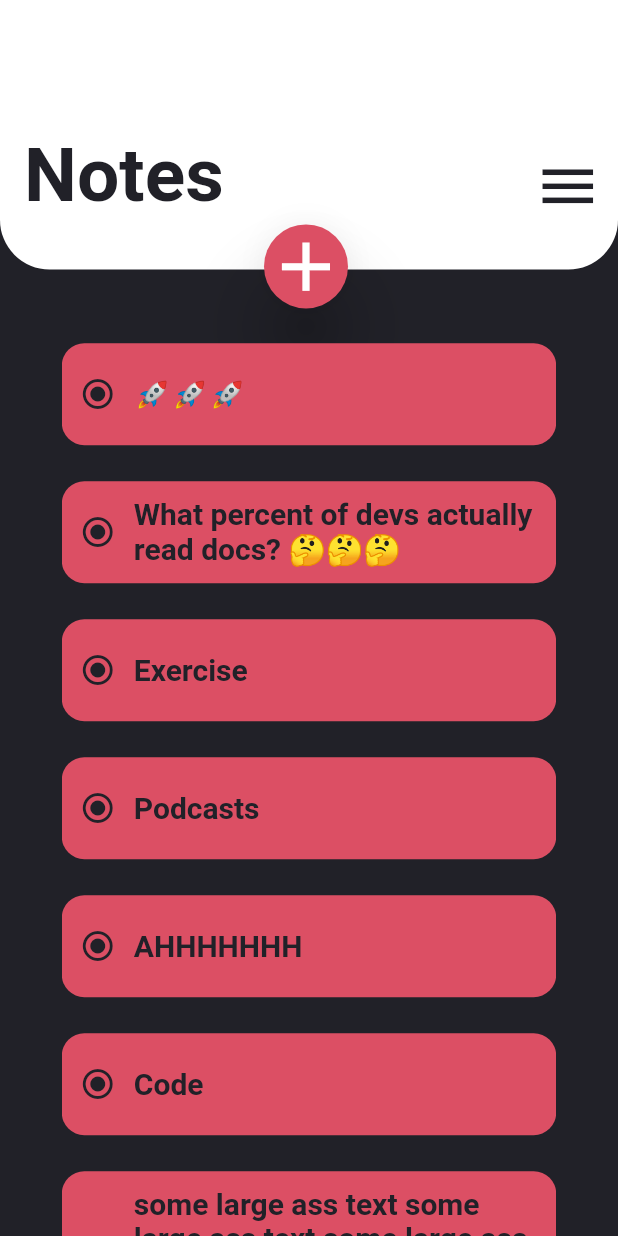
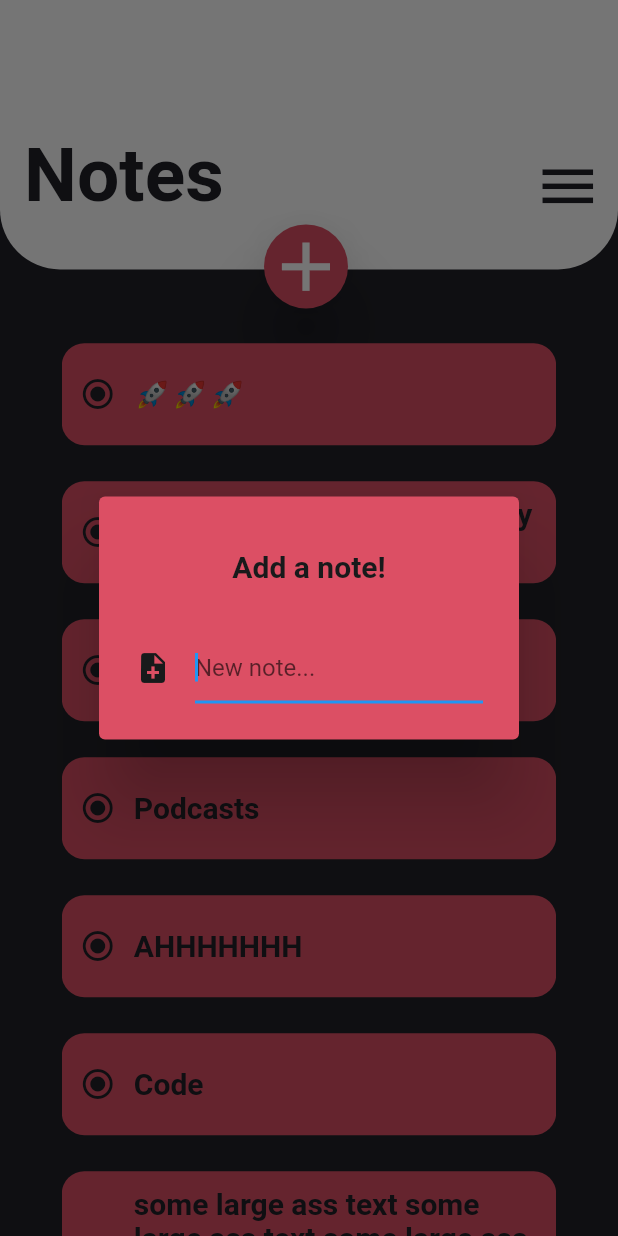
Before and after one commit to bug-author/iproductive-flutter, a Flutter app: the screen it shows after launch, after a tap on the "add" icon, on a phone screen of 412 x 824 dp. Run offline on Flutter 3.47's test engine with Material 2 defaults, Android fonts, the phone set to English and light mode, and no system bars.

Commit message:
working commit

```diff
--- a/lib/main.dart
+++ b/lib/main.dart
@@ -14,10 +14,13 @@ class MyApp extends StatelessWidget {
   Widget build(BuildContext context) {
     return MaterialApp(
       debugShowCheckedModeBanner: false,
-      title: 'Flutter Demo',
+      title: 'iProductive',
       theme: ThemeData(
         primaryColor: whiteClr,
         scaffoldBackgroundColor: greyClr,
+        colorScheme: ColorScheme.fromSwatch().copyWith(
+          secondary: darkGreyClr,
+        ),
       ),
       home: const HomePage(),
     );
--- a/lib/pages/home/home_page.dart
+++ b/lib/pages/home/home_page.dart
@@ -9,6 +9,7 @@ class HomePage extends StatelessWidget {
   @override
   Widget build(BuildContext context) {
     return Scaffold(
+      // ***************
       appBar: myAppBar(),
       body: const HomePageBody(),
     );
--- /dev/null
+++ b/lib/pages/home/new_note/new_note.dart
@@ -0,0 +1,10 @@
+import 'package:flutter/material.dart';
+
+class NewNote extends StatelessWidget {
+  const NewNote({Key? key}) : super(key: key);
+
+  @override
+  Widget build(BuildContext context) {
+    return Container();
+  }
+}
--- /dev/null
+++ b/lib/pages/home/new_note/utils/new_note_dialog.dart
@@ -0,0 +1,31 @@
+import 'package:flutter/material.dart';
+import 'package:iproductive/constants.dart';
+
+void newNoteDialog(BuildContext context) async {
+  await showDialog(
+    context: context,
+    builder: (_) => const AlertDialog(
+      backgroundColor: darkRedClr,
+      title: Center(
+        heightFactor: 2,
+        child: Text(
+          "Add a note!",
+          style: TextStyle(
+            fontWeight: FontWeight.bold,
+            color: darkGreyClr,
+          ),
+        ),
+      ),
+      content: TextField(
+        onChanged: null,
+        controller: null,
+        decoration: InputDecoration(
+          hintText: "New note...",
+          icon: Icon(Icons.note_add),
+          iconColor: darkGreyClr,
+        ),
+        autofocus: true,
+      ),
+    ),
+  );
+}
--- a/lib/pages/home/widgets/home_page_body.dart
+++ b/lib/pages/home/widgets/home_page_body.dart
@@ -17,6 +17,7 @@ class HomePageBody extends StatelessWidget {
       NoteCard(
           note:
               "some large ass text some large ass text some large ass text some large ass text abcd asd askd sandsd sdsa"),
+      NoteCard(note: "Code"),
     ];
     // get total height and width of screen
     Size size = MediaQuery.of(context).size;
--- a/lib/pages/home/widgets/top_bar.dart
+++ b/lib/pages/home/widgets/top_bar.dart
@@ -1,5 +1,5 @@
 import 'package:flutter/material.dart';
-
+import 'package:iproductive/pages/home/new_note/utils/new_note_dialog.dart';
 import '../../../constants.dart';
 
 class TopBar extends StatelessWidget {
@@ -18,8 +18,8 @@ class TopBar extends StatelessWidget {
           decoration: const BoxDecoration(
             color: whiteClr,
             borderRadius: BorderRadius.only(
-              bottomLeft: Radius.circular(33),
-              bottomRight: Radius.circular(33),
+              bottomLeft: Radius.circular(40),
+              bottomRight: Radius.circular(40),
             ),
           ),
           child: Padding(
@@ -57,8 +57,8 @@ class TopBar extends StatelessWidget {
           top: (size.height * 0.15) - 30,
           left: ((size.width) / 2) - 30,
           child: FloatingActionButton(
-            onPressed: () {
-              debugPrint("Pressed");
+            onPressed: () async {
+              newNoteDialog(context);
             },
             backgroundColor: darkRedClr,
             elevation: 20,
```
